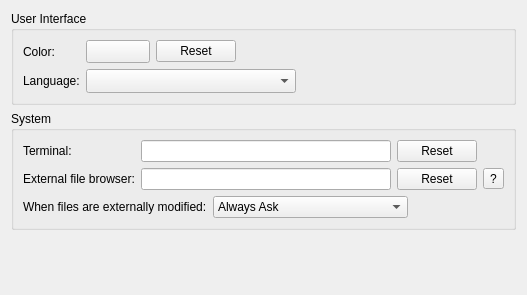
Old version of the form src/plugins/coreplugin/generalsettings.ui in the repository qt-creator/qt-creator.
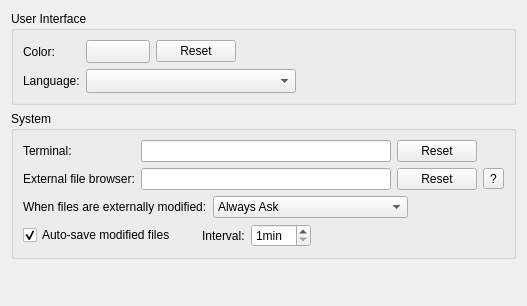
New version of the form. Icons and pictures are not drawn. Custom widgets are drawn as their Qt base class.

Diff of the .ui file:
```diff
--- a/src/plugins/coreplugin/generalsettings.ui
+++ b/src/plugins/coreplugin/generalsettings.ui
@@ -7,7 +7,7 @@
     <x>0</x>
     <y>0</y>
     <width>527</width>
-    <height>295</height>
+    <height>306</height>
    </rect>
   </property>
   <layout class="QVBoxLayout" name="verticalLayout">
@@ -213,6 +213,69 @@
         </property>
        </widget>
       </item>
+      <item row="3" column="0" colspan="4">
+       <layout class="QHBoxLayout" name="horizontalLayout_5">
+        <item>
+         <widget class="QCheckBox" name="autoSaveCheckBox">
+          <property name="toolTip">
+           <string>If checked, temporary copies of modified files will be created automatically. If Qt Creator is restarted after a crash or power failure, it will ask whether the auto-saved content should be recovered.</string>
+          </property>
+          <property name="text">
+           <string>Auto-save modified files</string>
+          </property>
+          <property name="checked">
+           <bool>true</bool>
+          </property>
+         </widget>
+        </item>
+        <item>
+         <spacer name="horizontalSpacer_6">
+          <property name="orientation">
+           <enum>Qt::Horizontal</enum>
+          </property>
+          <property name="sizeType">
+           <enum>QSizePolicy::Fixed</enum>
+          </property>
+          <property name="sizeHint" stdset="0">
+           <size>
+            <width>20</width>
+            <height>20</height>
+           </size>
+          </property>
+         </spacer>
+        </item>
+        <item>
+         <widget class="QLabel" name="autoSaveIntervalLabel">
+          <property name="text">
+           <string>Interval:</string>
+          </property>
+         </widget>
+        </item>
+        <item>
+         <widget class="QSpinBox" name="autoSaveInterval">
+          <property name="suffix">
+           <string extracomment="unit for minutes">min</string>
+          </property>
+          <property name="minimum">
+           <number>1</number>
+          </property>
+         </widget>
+        </item>
+        <item>
+         <spacer name="horizontalSpacer_5">
+          <property name="orientation">
+           <enum>Qt::Horizontal</enum>
+          </property>
+          <property name="sizeHint" stdset="0">
+           <size>
+            <width>40</width>
+            <height>20</height>
+           </size>
+          </property>
+         </spacer>
+        </item>
+       </layout>
+      </item>
      </layout>
     </widget>
    </item>
```
Left out of the diff: 19 changed lines with no effect on the pictures.
